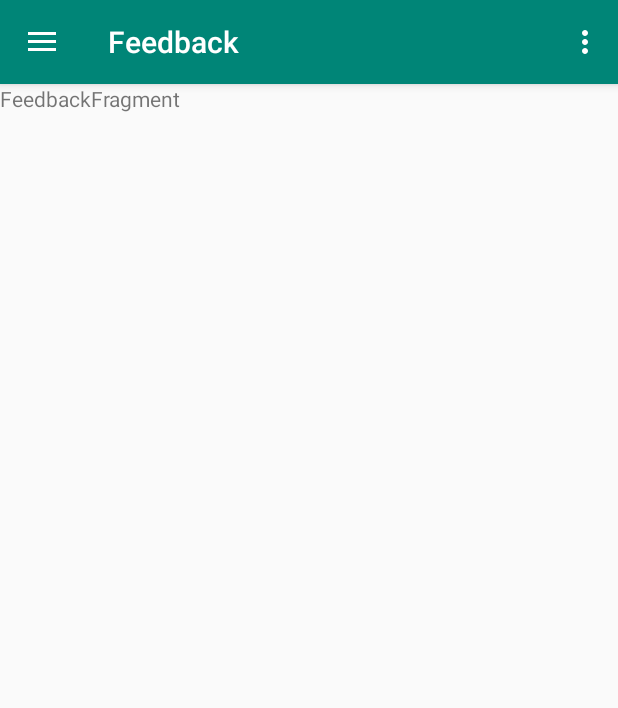
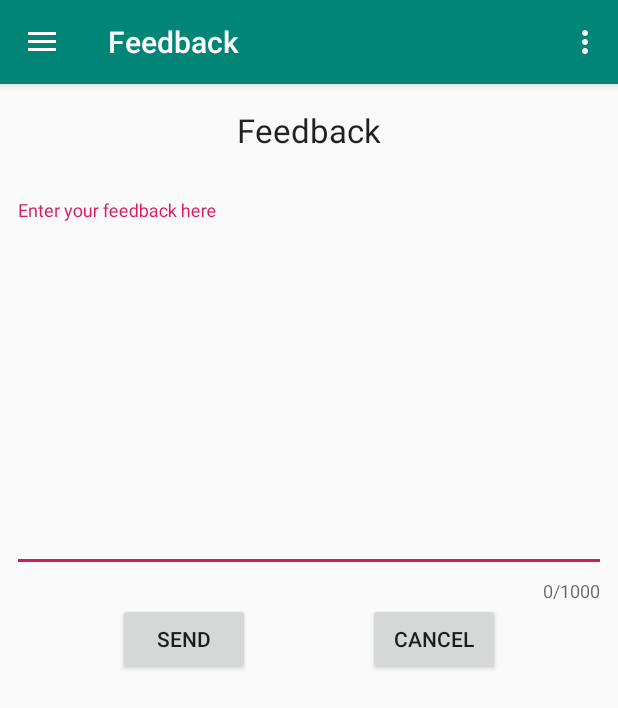
Before and after one commit to MoueedAhmed/Continue, an Android app: the screen it shows after launch (MainActivity), in the side drawer, after a tap on "Feedback", on a phone screen of 412 x 824 dp. Shown: the top 708 px of the screen. Run offline under Robolectric (Android 15) with nearby library versions, the phone set to English and light mode, and no system bars.

Commit message:
Add Feedback Test layout in fragment_feedback

```diff
--- a/app/src/main/res/layout/fragment_feedback.xml
+++ b/app/src/main/res/layout/fragment_feedback.xml
@@ -1,14 +1,68 @@
 <?xml version="1.0" encoding="utf-8"?>
-<FrameLayout xmlns:android="http://schemas.android.com/apk/res/android"
+<android.support.constraint.ConstraintLayout xmlns:android="http://schemas.android.com/apk/res/android"
+    xmlns:app="http://schemas.android.com/apk/res-auto"
     xmlns:tools="http://schemas.android.com/tools"
     android:layout_width="match_parent"
     android:layout_height="match_parent"
     tools:context=".main.fragment.FeedbackFragment">
 
-    <!-- TODO: Update blank fragment layout -->
+
+    <Button
+        android:id="@+id/button"
+        android:layout_width="wrap_content"
+        android:layout_height="wrap_content"
+        android:text="@string/send"
+        app:layout_constraintEnd_toStartOf="@+id/button2"
+        app:layout_constraintHorizontal_bias="0.5"
+        app:layout_constraintStart_toStartOf="parent"
+        app:layout_constraintTop_toBottomOf="@+id/feedback_input_layout" />
+
+    <Button
+        android:id="@+id/button2"
+        android:layout_width="wrap_content"
+        android:layout_height="wrap_content"
+        android:text="@string/cancel"
+        app:layout_constraintEnd_toEndOf="parent"
+        app:layout_constraintHorizontal_bias="0.5"
+        app:layout_constraintStart_toEndOf="@+id/button"
+        app:layout_constraintTop_toBottomOf="@+id/feedback_input_layout" />
+
     <TextView
+        android:id="@+id/feedback_textView"
+        android:layout_width="wrap_content"
+        android:layout_height="wrap_content"
+        android:layout_marginTop="16dp"
+        android:text="@string/feedback"
+        android:textAppearance="@style/TextAppearance.AppCompat.Large"
+        app:layout_constraintEnd_toEndOf="parent"
+        app:layout_constraintStart_toStartOf="parent"
+        app:layout_constraintTop_toTopOf="parent" />
+
+    <android.support.design.widget.TextInputLayout
+        android:id="@+id/feedback_input_layout"
         android:layout_width="match_parent"
-        android:layout_height="match_parent"
-        android:text="FeedbackFragment" />
+        android:layout_height="0dp"
+        android:layout_marginStart="8dp"
+        android:layout_marginTop="32dp"
+        android:layout_marginEnd="8dp"
+        app:counterEnabled="true"
+        app:counterMaxLength="1000"
+        app:layout_constraintEnd_toEndOf="parent"
+        app:layout_constraintStart_toStartOf="parent"
+        app:layout_constraintTop_toBottomOf="@+id/feedback_textView">
 
-</FrameLayout>
+        <EditText
+            android:id="@+id/feedback_input"
+            android:layout_width="match_parent"
+            android:layout_height="wrap_content"
+            android:gravity="top|start"
+            android:hint="Enter your feedback here"
+            android:inputType="textMultiLine"
+            android:lines="3"
+            android:maxLength="1000"
+            android:maxLines="15"
+            android:minLines="10"
+            android:scrollbars="vertical" />
+    </android.support.design.widget.TextInputLayout>
+
+</android.support.constraint.ConstraintLayout>
--- a/app/src/main/res/values/strings.xml
+++ b/app/src/main/res/values/strings.xml
@@ -15,5 +15,8 @@
 
     <!-- TODO: Remove or change this placeholder text -->
     <string name="hello_blank_fragment">Hello blank fragment</string>
+    <string name="feedback">Feedback</string>
+    <string name="send">SEND</string>
+    <string name="cancel">CANCEL</string>
 
 </resources>
```
